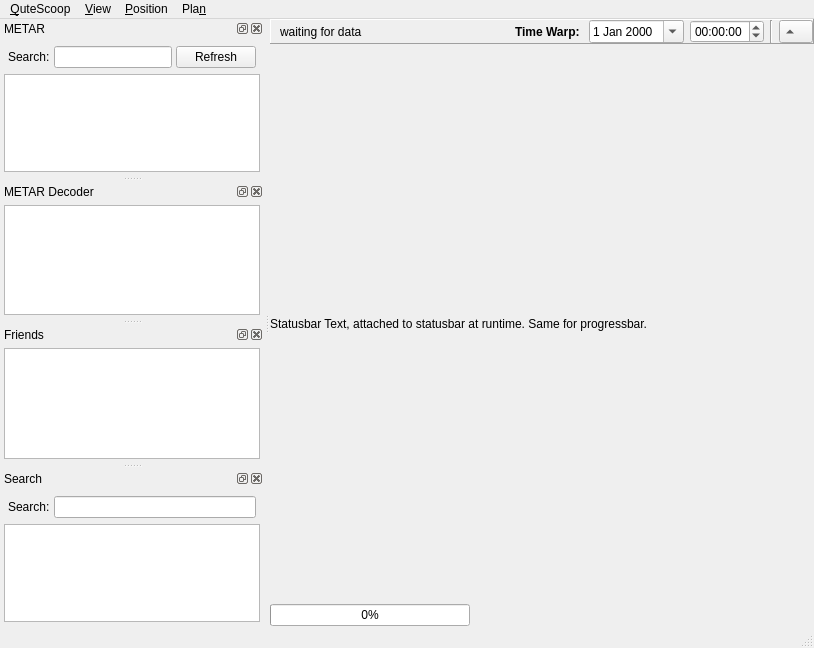
Before: the Qt Designer form branches/jonas_stable/QuteScoop/gui/MainWindow.ui in qutescoop/qutescoop, drawn with Qt 5.
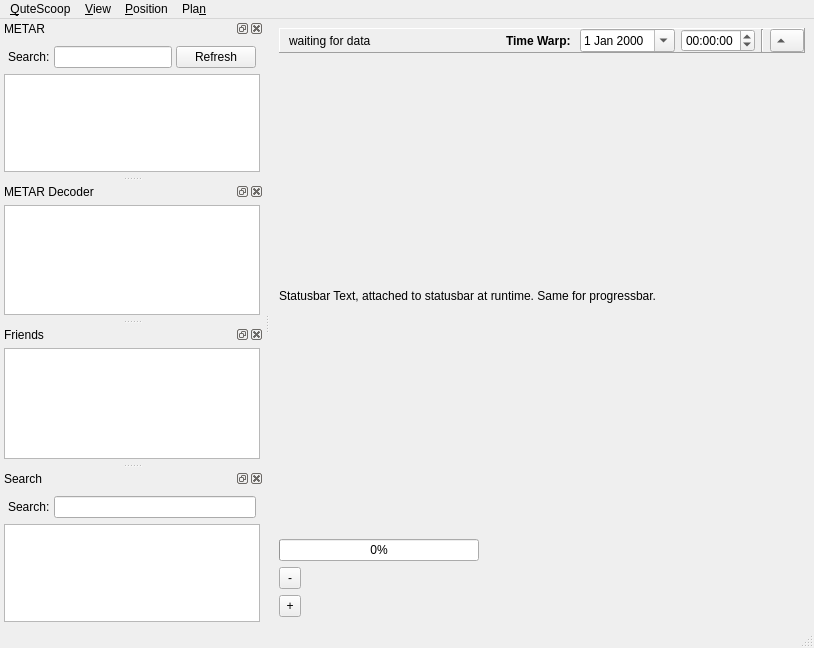
After: the same form once the commit is applied. Icons and pictures are not drawn.

Patch:
```diff
--- a/branches/jonas_stable/QuteScoop/gui/MainWindow.ui
+++ b/branches/jonas_stable/QuteScoop/gui/MainWindow.ui
@@ -19,12 +19,6 @@
   </property>
   <widget class="QWidget" name="centralwidget">
    <layout class="QVBoxLayout" name="verticalLayout">
-    <property name="spacing">
-     <number>0</number>
-    </property>
-    <property name="margin">
-     <number>0</number>
-    </property>
     <item>
      <widget class="QFrame" name="framePredict">
       <property name="sizePolicy">
@@ -145,6 +139,32 @@
       </property>
      </widget>
     </item>
+    <item>
+     <widget class="QToolButton" name="tbZoomOut">
+      <property name="maximumSize">
+       <size>
+        <width>22</width>
+        <height>22</height>
+       </size>
+      </property>
+      <property name="text">
+       <string>-</string>
+      </property>
+     </widget>
+    </item>
+    <item>
+     <widget class="QToolButton" name="tbZoomIn">
+      <property name="maximumSize">
+       <size>
+        <width>22</width>
+        <height>22</height>
+       </size>
+      </property>
+      <property name="text">
+       <string>+</string>
+      </property>
+     </widget>
+    </item>
    </layout>
   </widget>
   <widget class="QMenuBar" name="menubar">
```
Left out of the diff: 37 changed lines with no effect on the pictures.
